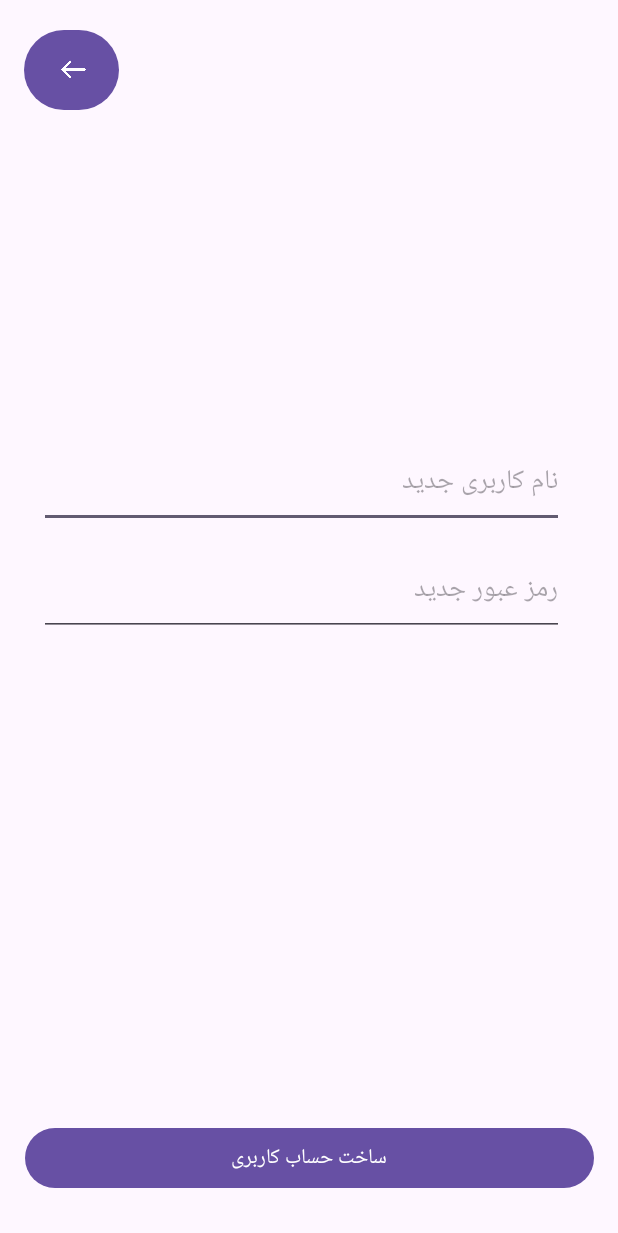
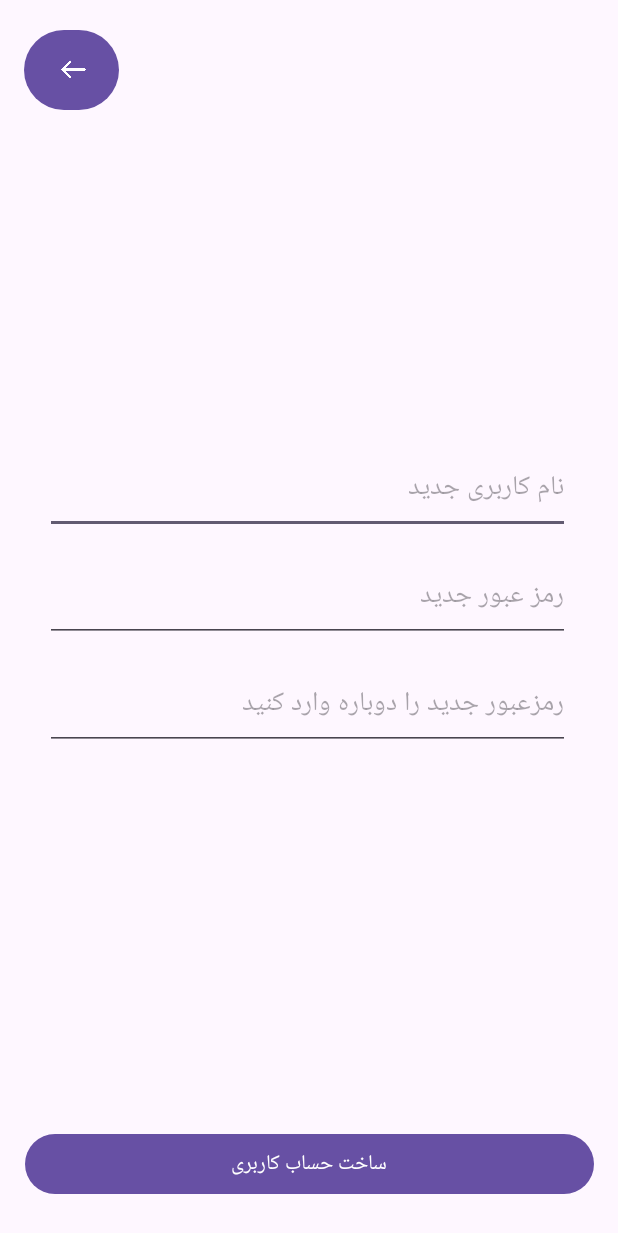
Before and after one commit to arvinreihani/tinaab_app, an Android app: the SignInActivity screen opened directly, with no data from a screen before it, on a phone screen of 412 x 824 dp. Shown: the top 1233 px of the screen. Run offline under Robolectric (Android 15) with nearby library versions, the phone set to English and light mode, and no system bars.

```diff
--- a/app/src/main/res/layout/activity_main.xml
+++ b/app/src/main/res/layout/activity_main.xml
@@ -41,6 +41,7 @@
         android:inputType="text"
         android:textAlignment="viewEnd"
         android:textColorHint="#737171"
+        android:textColorLink="#0D0707"
         app:layout_constraintEnd_toEndOf="parent"
         app:layout_constraintStart_toStartOf="parent"
         app:layout_constraintTop_toTopOf="parent" />
@@ -55,6 +56,7 @@
         android:inputType="textPassword"
         android:textAlignment="viewEnd"
         android:textColorHint="#737171"
+        android:textColorLink="#000000"
         app:layout_constraintEnd_toEndOf="parent"
         app:layout_constraintStart_toStartOf="parent"
         app:layout_constraintTop_toBottomOf="@+id/etUsername" />
--- a/app/src/main/res/layout/activity_sign_in.xml
+++ b/app/src/main/res/layout/activity_sign_in.xml
@@ -10,26 +10,26 @@
         android:id="@+id/etNewUsername"
         android:layout_width="350dp"
         android:layout_height="60dp"
-        android:layout_marginTop="292dp"
+        android:layout_marginStart="30dp"
+        android:layout_marginTop="296dp"
         android:hint="@string/newusername"
         android:inputType="text"
         android:textAlignment="viewEnd"
-        app:layout_constraintEnd_toEndOf="parent"
-        app:layout_constraintHorizontal_bias="0.0"
-        app:layout_constraintStart_toStartOf="@+id/etNewPassword"
+        android:textColorLink="#000000"
+        app:layout_constraintStart_toStartOf="parent"
         app:layout_constraintTop_toTopOf="parent" />
 
     <EditText
         android:id="@+id/etNewPassword"
         android:layout_width="350dp"
         android:layout_height="60dp"
+        android:layout_marginStart="30dp"
         android:layout_marginTop="12dp"
         android:hint="@string/newpass"
         android:inputType="textPassword"
         android:textAlignment="viewEnd"
-        app:layout_constraintEnd_toEndOf="parent"
-        app:layout_constraintHorizontal_bias="0.21"
-        app:layout_constraintStart_toStartOf="@+id/btnCreateAccount"
+        android:textColorLink="#000000"
+        app:layout_constraintStart_toStartOf="parent"
         app:layout_constraintTop_toBottomOf="@+id/etNewUsername" />
 
     <Button
@@ -54,4 +54,18 @@
         app:layout_constraintStart_toStartOf="parent"
         app:layout_constraintTop_toTopOf="parent" />
 
+    <EditText
+        android:id="@+id/etNewPassword2"
+        android:layout_width="350dp"
+        android:layout_height="60dp"
+        android:layout_marginStart="30dp"
+        android:layout_marginTop="12dp"
+        android:ems="10"
+        android:hint="@string/reinter_newpass"
+        android:inputType="textPassword"
+        android:textAlignment="viewEnd"
+        android:textColorLink="#000000"
+        app:layout_constraintStart_toStartOf="parent"
+        app:layout_constraintTop_toBottomOf="@+id/etNewPassword" />
+
 </androidx.constraintlayout.widget.ConstraintLayout>
--- a/app/src/main/res/values/strings.xml
+++ b/app/src/main/res/values/strings.xml
@@ -26,4 +26,5 @@
     <string name="hobby">عادت فردی:</string>
     <string name="disease_records">سوابق بیماری:</string>
     <string name="accept">ثبت</string>
+    <string name="reinter_newpass">رمزعبور جدید را دوباره وارد کنید</string>
 </resources>
```
Also changed, not shown: app/src/main/java/com/example/version01/SignInActivity.java (+12 -8 lines), app/src/main/res/layout/activity_profile.xml (+10 -2 lines).
